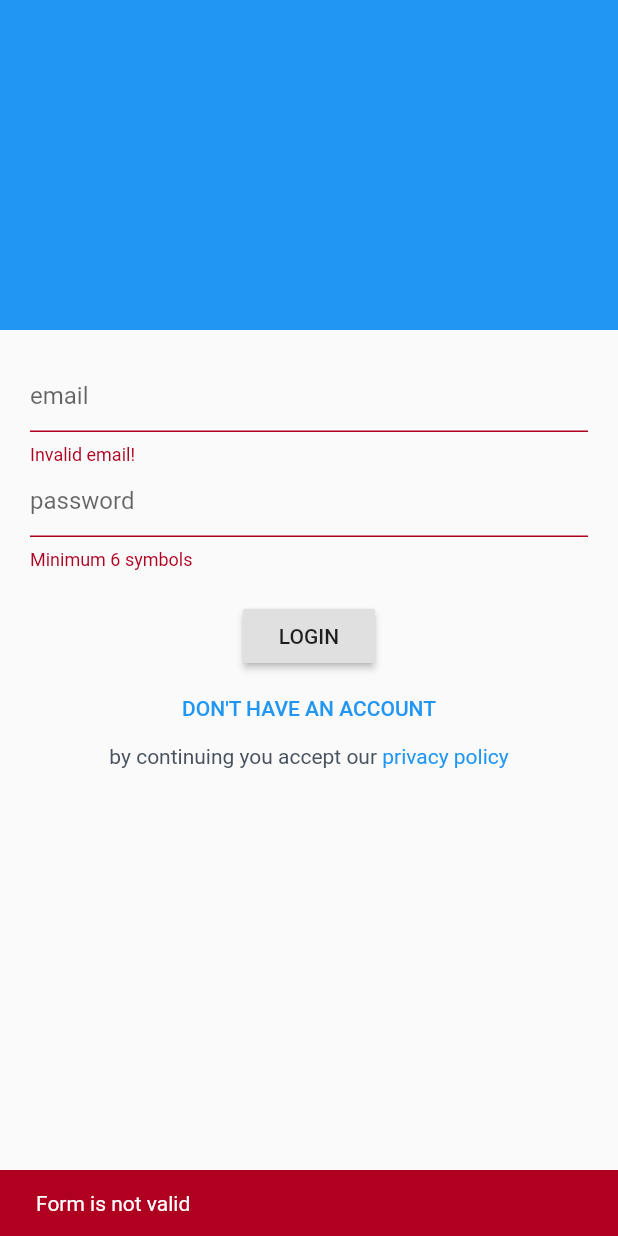
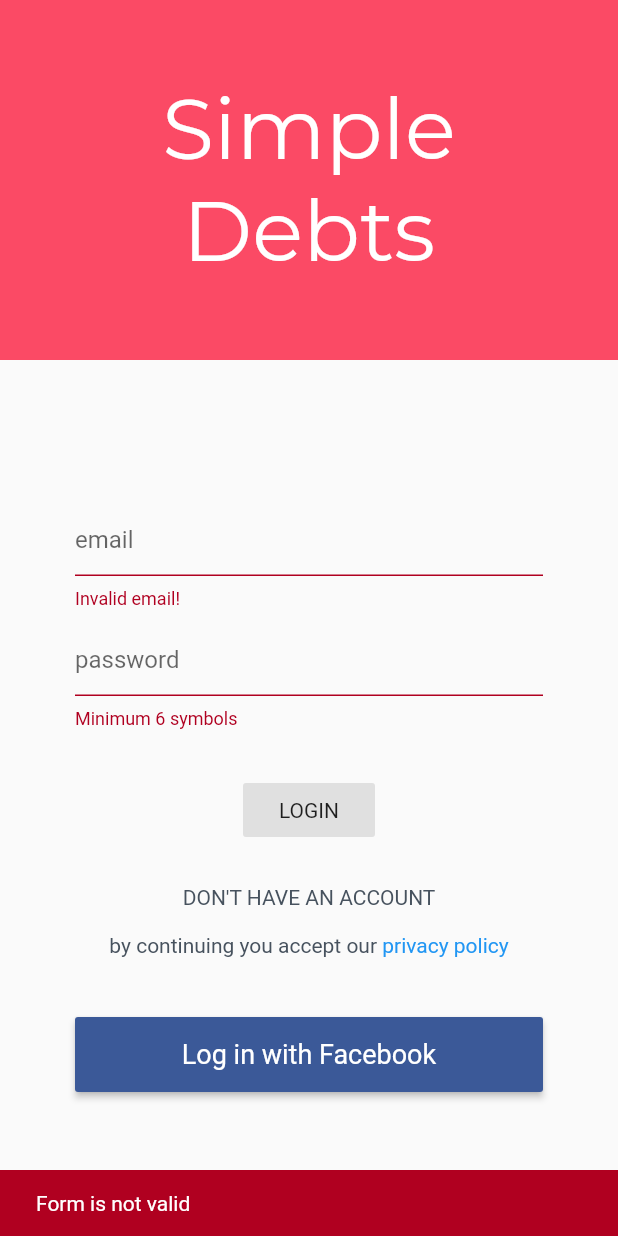
Before and after one commit to OleksaDid/simple-debts-flutter, a Flutter app: the screen it shows after launch, after a tap on "LOGIN", on a phone screen of 412 x 824 dp. Run offline on Flutter 3.47's test engine with Material 2 defaults, Android fonts, the phone set to English and light mode, and no system bars; our stand-ins replace flutter_dotenv, shared_preferences; missing offline and left inert: flutter_facebook_login; generated files the repository leaves out were written again.

Commit message:
auth screen

```diff
--- /dev/null
+++ b/lib/helpers/error_helper.dart
@@ -0,0 +1,34 @@
+import 'dart:convert';
+
+import 'package:flutter/cupertino.dart';
+import 'package:flutter/material.dart';
+import 'package:http/http.dart';
+
+class ErrorHelper {
+
+  static Error handleResponseError(Response response) {
+    // TODO: log error
+    final body = jsonDecode(response.body);
+    final error = body['error'] ?? 'Unknown error';
+    print(response.request.url);
+    print(response.request.headers);
+    print('HTTP ERROR: ${response.statusCode} - $error');
+    throw error;
+  }
+
+
+  static Error handleError(Error error) {
+    // TODO: log error
+    print('ERROR: ${error.toString()}');
+    throw error;
+  }
+
+  static showErrorSnackBar(BuildContext context, String error) {
+    print(error);
+    Scaffold.of(context).hideCurrentSnackBar();
+    Scaffold.of(context).showSnackBar(SnackBar(
+      content: Text(error),
+      backgroundColor: Theme.of(context).errorColor,
+    ));
+  }
+}
--- a/lib/main.dart
+++ b/lib/main.dart
@@ -40,10 +40,20 @@ class MyApp extends StatelessWidget {
                   secondary: Color.fromRGBO(251, 74, 101, 1),
                   secondaryVariant: Color.fromRGBO(253, 196, 200, 1),
                 ),
-                textTheme: Theme.of(context).textTheme.apply(
-                    bodyColor: Color.fromRGBO(71, 82, 94, 1),
-                    displayColor: Color.fromRGBO(71, 82, 94, 1)
-                ),
+                fontFamily: 'Roboto',
+                textTheme: Theme.of(context).textTheme
+                    .copyWith(
+                      headline1: TextStyle(fontFamily: 'Montserrat'),
+                      headline2: TextStyle(fontFamily: 'Montserrat'),
+                      headline3: TextStyle(fontFamily: 'Montserrat'),
+                      headline4: TextStyle(fontFamily: 'Montserrat'),
+                      headline5: TextStyle(fontFamily: 'Montserrat'),
+                      headline6: TextStyle(fontFamily: 'Montserrat'),
+                    )
+                    .apply(
+                      bodyColor: Color.fromRGBO(71, 82, 94, 1),
+                      displayColor: Color.fromRGBO(71, 82, 94, 1)
+                    ),
                 visualDensity: VisualDensity.adaptivePlatformDensity,
               ),
               home: startScreen,
--- a/lib/mixins/api_service.dart
+++ /dev/null
@@ -1,24 +0,0 @@
-import 'dart:convert';
-
-import 'package:flutter/material.dart';
-import 'package:http/http.dart';
-
-class ApiService {
-
-  @protected
-  Error handleResponseError(Response response) {
-    // TODO: error handling
-    final body = jsonDecode(response.body);
-    final error = body['error'] ?? 'Unknown error';
-    print(response.request.url);
-    print(response.request.headers);
-    print('HTTP ERROR: ${response.statusCode} - $error');
-    throw error;
-  }
-
-  @protected
-  Error handleError(Error error) {
-    print('ERROR: ${error.toString()}');
-    throw error;
-  }
-}
--- a/lib/screens/auth_screen.dart
+++ b/lib/screens/auth_screen.dart
@@ -1,5 +1,6 @@
 import 'package:flutter/material.dart';
 import 'package:provider/provider.dart';
+import 'package:simpledebts/helpers/error_helper.dart';
 import 'package:simpledebts/mixins/screen_widget.dart';
 import 'package:simpledebts/models/auth_form.dart';
 import 'package:simpledebts/providers/auth_provider.dart';
@@ -22,11 +23,8 @@ class AuthScreen extends StatelessWidget with ScreenWidget {
       Navigator.of(context).pushReplacementNamed(DebtsListScreen.routeName);
     } catch(error) {
       // TODO: handle error
-      Scaffold.of(context).hideCurrentSnackBar();
-      Scaffold.of(context).showSnackBar(SnackBar(
-        content: Text('Sometihng went wrong'),
-        backgroundColor: Theme.of(context).errorColor,
-      ));
+      print(error.toString());
+      ErrorHelper.showErrorSnackBar(context, 'Something went wrong');
     }
   }
 
@@ -35,17 +33,26 @@ class AuthScreen extends StatelessWidget with ScreenWidget {
     return Scaffold(
       body: Column(
         children: [
-          TopBlock(),
+          TopBlock(
+            child: Text(
+              'Simple Debts',
+              style: Theme.of(context).textTheme.headline2.copyWith(
+                color: Colors.white,
+              ),
+              textAlign: TextAlign.center,
+            ),
+          ),
           Expanded(
-            child: SingleChildScrollView(
-              child: Padding(
-                padding: const EdgeInsets.all(20.0),
+            child: Container(
+              alignment: Alignment.center,
+              padding: const EdgeInsets.symmetric(horizontal: 50.0),
+              child: SingleChildScrollView(
                 child: AuthFormWidget(
                   onSubmit: _submitAuthForm,
                 ),
               ),
             ),
-          )
+          ),
         ],
       )
     );
--- a/lib/widgets/auth_form_widget.dart
+++ b/lib/widgets/auth_form_widget.dart
@@ -1,6 +1,8 @@
 import 'package:flutter/gestures.dart';
 import 'package:flutter/material.dart';
+import 'package:simpledebts/helpers/error_helper.dart';
 import 'package:simpledebts/models/auth_form.dart';
+import 'package:simpledebts/widgets/facebook_login_button.dart';
 import 'package:url_launcher/url_launcher.dart';
 
 class AuthFormWidget extends StatefulWidget {
@@ -38,13 +40,7 @@ class _AuthFormWidgetState extends State<AuthFormWidget> {
       _form.currentState.save();
       widget.onSubmit(context, _authForm, _isLogin);
     } else {
-      Scaffold.of(context).hideCurrentSnackBar();
-      Scaffold.of(context).showSnackBar(
-        SnackBar(
-          content: Text('Form is not valid'),
-          backgroundColor: Theme.of(context).errorColor,
-        )
-      );
+      ErrorHelper.showErrorSnackBar(context, 'Form is not valid');
     }
   }
 
@@ -83,7 +79,7 @@ class _AuthFormWidgetState extends State<AuthFormWidget> {
         children: [
           TextFormField(
             decoration: const InputDecoration(
-                hintText: 'email'
+              hintText: 'email',
             ),
             keyboardType: TextInputType.emailAddress,
             validator: _emailValidator,
@@ -91,9 +87,10 @@ class _AuthFormWidgetState extends State<AuthFormWidget> {
             onFieldSubmitted: (_) => FocusScope.of(context).requestFocus(_passwordFocusNode),
             onSaved: (value) => _authForm.email = value.trim(),
           ),
+          SizedBox(height: 10,),
           TextFormField(
             decoration: const InputDecoration(
-                hintText: 'password'
+              hintText: 'password',
             ),
             obscureText: true,
             validator: _passwordValidator,
@@ -102,11 +99,12 @@ class _AuthFormWidgetState extends State<AuthFormWidget> {
             onFieldSubmitted: !_isLogin ? (_) => FocusScope.of(context).requestFocus(_confirmPasswordFocusNode) : null,
             onSaved: (value) => _authForm.password = value.trim(),
           ),
+          SizedBox(height: 10,),
           Visibility(
             visible: !_isLogin,
             child: TextFormField(
               decoration: const InputDecoration(
-                  hintText: 'confirm password'
+                hintText: 'confirm password',
               ),
               controller: _passwordController,
               focusNode: _confirmPasswordFocusNode,
@@ -116,13 +114,15 @@ class _AuthFormWidgetState extends State<AuthFormWidget> {
           ),
           SizedBox(height: 20,),
           RaisedButton(
+            elevation: 0,
             child: Text(_isLogin ? 'LOGIN' : 'SIGN UP'),
             onPressed: _submitForm,
           ),
+          SizedBox(height: 10,),
           FlatButton(
             child: Text(_isLogin ? 'DON\'T HAVE AN ACCOUNT' : 'ALREADY HAVE AN ACCOUNT'),
             onPressed: _toggleFormMode,
-            textColor: Theme.of(context).primaryColor,
+            textColor: Theme.of(context).textTheme.headline1.color,
           ),
           RichText(
             text: TextSpan(
@@ -142,7 +142,9 @@ class _AuthFormWidgetState extends State<AuthFormWidget> {
                 )
               ]
             ),
-          )
+          ),
+          SizedBox(height: 40,),
+          FacebookLoginButton()
         ],
       ),
     );
--- /dev/null
+++ b/lib/widgets/facebook_login_button.dart
@@ -0,0 +1,41 @@
+import 'package:flutter/material.dart';
+import 'package:provider/provider.dart';
+import 'package:simpledebts/helpers/error_helper.dart';
+import 'package:simpledebts/providers/auth_provider.dart';
+import 'package:simpledebts/screens/debts_list_screen.dart';
+
+class FacebookLoginButton extends StatelessWidget {
+
+  Future<void> _loginWithFacebook(BuildContext context) async {
+    try {
+      final auth = Provider.of<AuthProvider>(context, listen: false);
+      await auth.facebookLogin();
+      if(auth.isAuthenticated) {
+        Navigator.of(context).pushReplacementNamed(DebtsListScreen.routeName);
+      }
+    } catch(error) {
+      ErrorHelper.showErrorSnackBar(context, error.toString());
+    }
+  }
+
+  @override
+  Widget build(BuildContext context) {
+    return ButtonTheme(
+      minWidth: double.infinity,
+      height: 50,
+      buttonColor: Color.fromRGBO(59, 89, 152, 1),
+      child: RaisedButton(
+        textColor: Colors.white,
+        child: Text(
+          'Log in with Facebook',
+          textAlign: TextAlign.center,
+          style: TextStyle(
+            fontSize: 18,
+          ),
+        ),
+        onPressed: () => _loginWithFacebook(context),
+      ),
+    );
+  }
+
+}
--- a/lib/widgets/top_block.dart
+++ b/lib/widgets/top_block.dart
@@ -1,12 +1,21 @@
 import 'package:flutter/material.dart';
 
 class TopBlock extends StatelessWidget {
+  final Widget child;
+
+  TopBlock({
+    @required this.child
+  });
 
   @override
   Widget build(BuildContext context) {
     return Container(
-      height: 220,
-      color: Theme.of(context).primaryColor,
+      height: 240,
+      padding: const EdgeInsets.all(40),
+      color: Theme.of(context).colorScheme.secondary,
+      child: Center(
+        child: child,
+      ),
     );
   }
 
```
Also changed, not shown: lib/providers/auth_provider.dart (+25 -12 lines), pubspec.yaml (+11 -11 lines), assets/fonts/Montserrat-Bold.ttf (added), assets/fonts/Montserrat-Regular.ttf (added), assets/fonts/Roboto-Bold.ttf (added), assets/fonts/Roboto-Regular.ttf (added), 4 other files.
